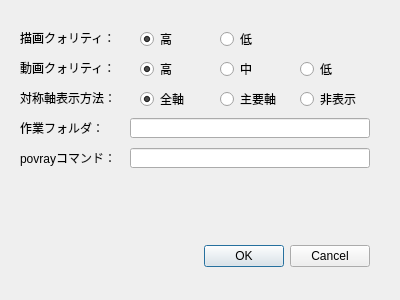
Before: the Qt Designer form src/Qt/ConfigurationDialog.ui in DrScKAWAMOTO/FullereneViewer, drawn with Qt 5.
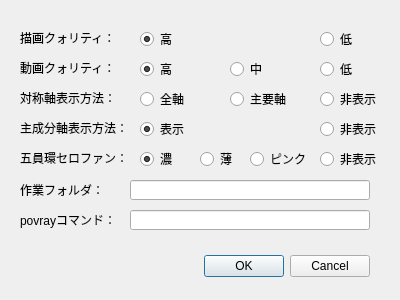
After: the same form once the commit is applied.

Commit message: 主成分軸表示非表示を設定画面対応。色調整。長さ調整。 rusage の修正。 nanosleep の修正。 五員環セロファンを設定画面対応。

What changed in the file:
```diff
--- a/src/Qt/ConfigurationDialog.ui
+++ b/src/Qt/ConfigurationDialog.ui
@@ -17,7 +17,7 @@
    <property name="geometry">
     <rect>
      <x>30</x>
-     <y>240</y>
+     <y>250</y>
      <width>340</width>
      <height>32</height>
     </rect>
@@ -77,7 +77,7 @@
   <widget class="QRadioButton" name="pictureLowRadioButton">
    <property name="geometry">
     <rect>
-     <x>220</x>
+     <x>320</x>
      <y>30</y>
      <width>40</width>
      <height>18</height>
@@ -112,7 +112,7 @@
   <widget class="QRadioButton" name="motionMiddleRadioButton">
    <property name="geometry">
     <rect>
-     <x>220</x>
+     <x>230</x>
      <y>60</y>
      <width>40</width>
      <height>18</height>
@@ -128,7 +128,7 @@
   <widget class="QRadioButton" name="motionLowRadioButton">
    <property name="geometry">
     <rect>
-     <x>300</x>
+     <x>320</x>
      <y>60</y>
      <width>40</width>
      <height>18</height>
@@ -145,7 +145,7 @@
    <property name="geometry">
     <rect>
      <x>130</x>
-     <y>118</y>
+     <y>180</y>
      <width>240</width>
      <height>20</height>
     </rect>
@@ -155,7 +155,7 @@
    <property name="geometry">
     <rect>
      <x>20</x>
-     <y>120</y>
+     <y>182</y>
      <width>100</width>
      <height>16</height>
     </rect>
@@ -168,7 +168,7 @@
    <property name="geometry">
     <rect>
      <x>20</x>
-     <y>150</y>
+     <y>212</y>
      <width>120</width>
      <height>16</height>
     </rect>
@@ -181,7 +181,7 @@
    <property name="geometry">
     <rect>
      <x>130</x>
-     <y>148</y>
+     <y>210</y>
      <width>240</width>
      <height>20</height>
     </rect>
@@ -213,7 +213,7 @@
     <string>全軸</string>
    </property>
    <property name="checked">
-    <bool>true</bool>
+    <bool>false</bool>
    </property>
    <attribute name="buttonGroup">
     <string notr="true">buttonGroup</string>
@@ -222,7 +222,7 @@
   <widget class="QRadioButton" name="displayMajorAxesButton">
    <property name="geometry">
     <rect>
-     <x>220</x>
+     <x>230</x>
      <y>90</y>
      <width>80</width>
      <height>18</height>
@@ -238,7 +238,7 @@
   <widget class="QRadioButton" name="displayNoAxesButton">
    <property name="geometry">
     <rect>
-     <x>300</x>
+     <x>320</x>
      <y>90</y>
      <width>80</width>
      <height>18</height>
@@ -251,6 +251,122 @@
     <string notr="true">buttonGroup</string>
    </attribute>
   </widget>
+  <widget class="QLabel" name="displayPrincipalComponentAxesLabel">
+   <property name="geometry">
+    <rect>
+     <x>20</x>
+     <y>120</y>
+     <width>120</width>
+     <height>16</height>
+    </rect>
+   </property>
+   <property name="text">
+    <string>主成分軸表示方法：</string>
+   </property>
+  </widget>
+  <widget class="QRadioButton" name="displayAllPrincipalComponentAxesButton">
+   <property name="geometry">
+    <rect>
+     <x>140</x>
+     <y>120</y>
+     <width>80</width>
+     <height>18</height>
+    </rect>
+   </property>
+   <property name="text">
+    <string>表示</string>
+   </property>
+   <property name="checked">
+    <bool>true</bool>
+   </property>
+   <attribute name="buttonGroup">
+    <string notr="true">principalComponentAxesButtonGroup</string>
+   </attribute>
+  </widget>
+  <widget class="QRadioButton" name="displayNoPrincipalComponentAxesButton">
+   <property name="geometry">
+    <rect>
+     <x>320</x>
+     <y>120</y>
+     <width>80</width>
+     <height>18</height>
+    </rect>
+   </property>
+   <property name="text">
+    <string>非表示</string>
+   </property>
+   <attribute name="buttonGroup">
+    <string notr="true">principalComponentAxesButtonGroup</string>
+   </attribute>
+  </widget>
+  <widget class="QLabel" name="drawPentagonCellophaneLabel">
+   <property name="geometry">
+    <rect>
+     <x>20</x>
+     <y>150</y>
+     <width>120</width>
+     <height>16</height>
+    </rect>
+   </property>
+   <property name="text">
+    <string>五員環セロファン：</string>
+   </property>
+  </widget>
+  <widget class="QRadioButton" name="drawPentagonStrongCellophanesButton">
+   <property name="geometry">
+    <rect>
+     <x>140</x>
+     <y>150</y>
+     <width>80</width>
+     <height>18</height>
+    </rect>
+   </property>
+   <property name="text">
+    <string>濃</string>
+   </property>
+   <property name="checked">
+    <bool>true</bool>
+   </property>
+  </widget>
+  <widget class="QRadioButton" name="drawPentagonTintCellophanesButton">
+   <property name="geometry">
+    <rect>
+     <x>200</x>
+     <y>150</y>
+     <width>80</width>
+     <height>18</height>
+    </rect>
+   </property>
+   <property name="text">
+    <string>薄</string>
+   </property>
+  </widget>
+  <widget class="QRadioButton" name="drawPentagonMonoChromeCellophanesButton">
+   <property name="geometry">
+    <rect>
+     <x>250</x>
+     <y>150</y>
+     <width>80</width>
+     <height>18</height>
+    </rect>
+   </property>
+   <property name="text">
+    <string>ピンク</string>
+   </property>
+  </widget>
+  <widget class="QRadioButton" name="drawPentagonTransparentButton">
+   <property name="geometry">
+    <rect>
+     <x>320</x>
+     <y>150</y>
+     <width>80</width>
+     <height>18</height>
+    </rect>
+   </property>
+   <property name="text">
+    <string>非表示</string>
+   </property>
+  </widget>
  </widget>
  <resources/>
  <connections/>
```
Left out of the diff: 15 changed lines with no effect on the pictures. The commit also changes 20 other files.
